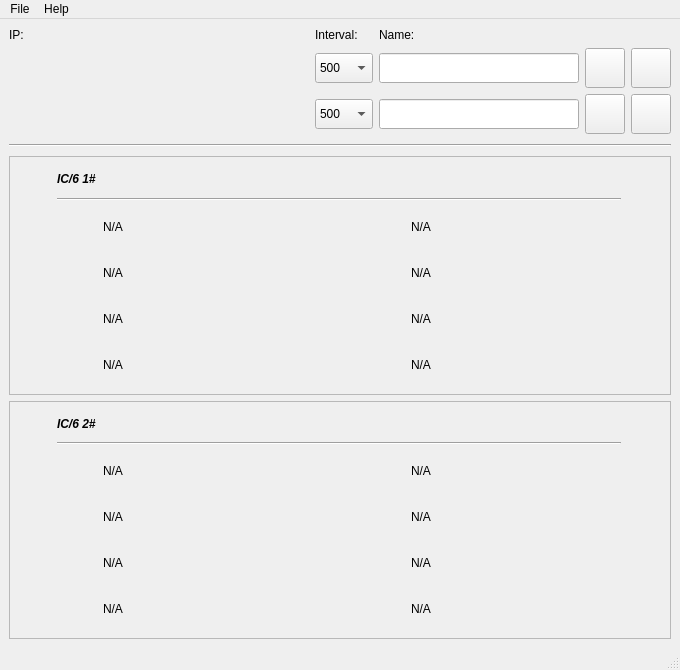
Qt form ic6_comm.ui (xmartinly/ic6comm) before a commit.
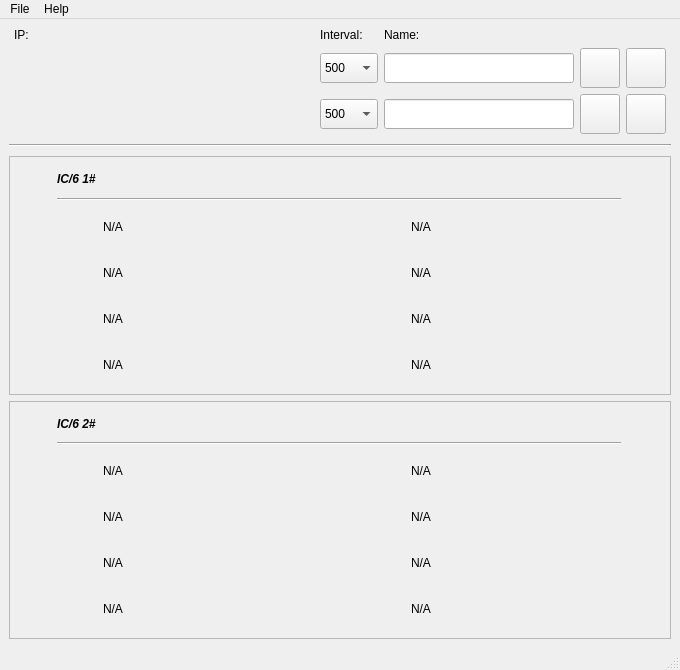
The same form after that commit. Icons and pictures are not drawn. Custom widgets are drawn as their Qt base class.

Commit message: 880PRO-OFC\eet4  20250309.154249

Diff of the .ui file:
```diff
--- a/ic6_comm.ui
+++ b/ic6_comm.ui
@@ -41,6 +41,12 @@
    <layout class="QGridLayout" name="gridLayout_4" rowstretch="1,1,99,99">
     <item row="0" column="0">
      <layout class="QGridLayout" name="gridLayout" rowstretch="1,0,0">
+      <property name="leftMargin">
+       <number>5</number>
+      </property>
+      <property name="rightMargin">
+       <number>5</number>
+      </property>
       <item row="1" column="1">
        <widget class="QComboBox" name="cb_intvl1">
         <property name="minimumSize">
```
